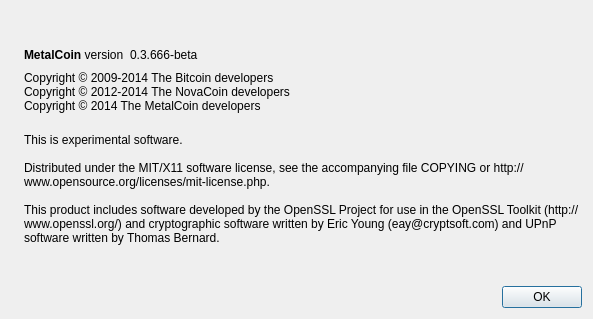
Old version of the form src/qt/forms/aboutdialog.ui in the repository cryptokoin/geocoin2.
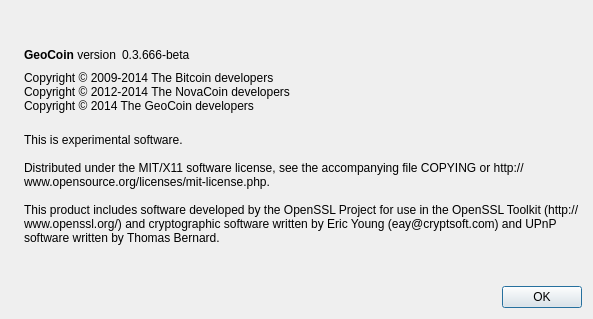
New version of the form. Icons and pictures are not drawn.

Diff of the .ui file:
```diff
--- a/src/qt/forms/aboutdialog.ui
+++ b/src/qt/forms/aboutdialog.ui
@@ -50,7 +50,7 @@
           <cursorShape>IBeamCursor</cursorShape>
          </property>
          <property name="text">
-          <string>&lt;b&gt;MetalCoin&lt;/b&gt; version</string>
+          <string>&lt;b&gt;GeoCoin&lt;/b&gt; version</string>
          </property>
          <property name="textInteractionFlags">
           <set>Qt::LinksAccessibleByMouse|Qt::TextSelectableByKeyboard|Qt::TextSelectableByMouse</set>
@@ -93,7 +93,7 @@
        <property name="text">
         <string>Copyright © 2009-2014 The Bitcoin developers
 Copyright © 2012-2014 The NovaCoin developers
-Copyright © 2014 The MetalCoin developers</string>
+Copyright © 2014 The GeoCoin developers</string>
        </property>
        <property name="textInteractionFlags">
         <set>Qt::LinksAccessibleByMouse|Qt::TextSelectableByKeyboard|Qt::TextSelectableByMouse</set>
```
Left out of the diff: 2 changed lines with no effect on the pictures.
